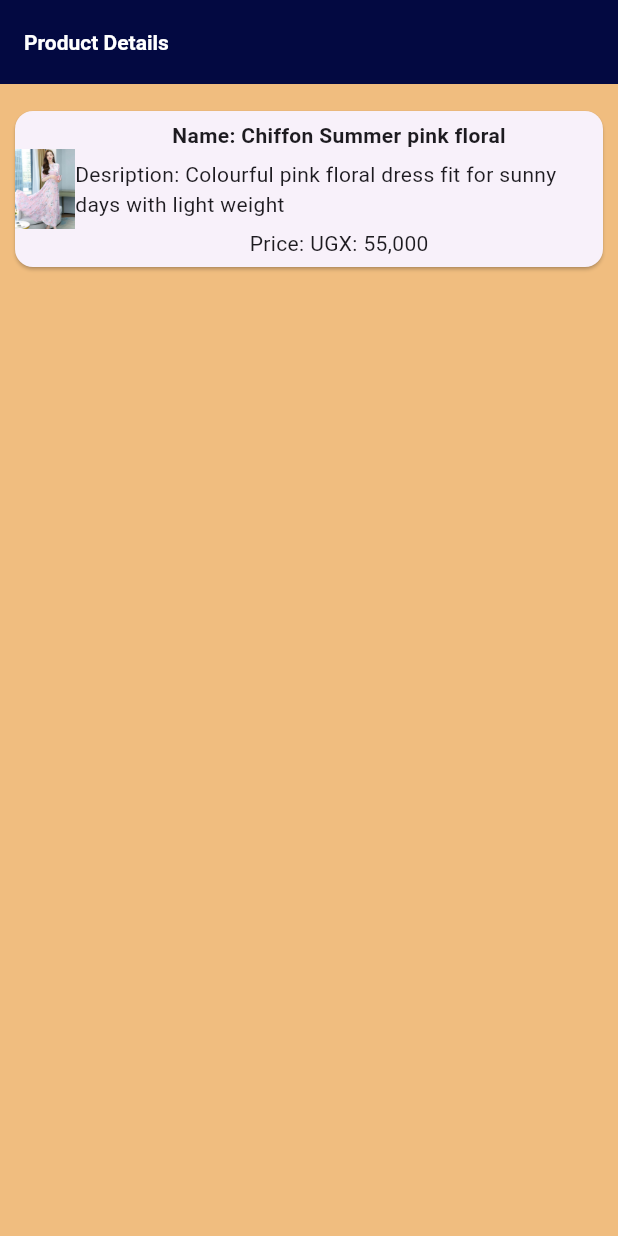
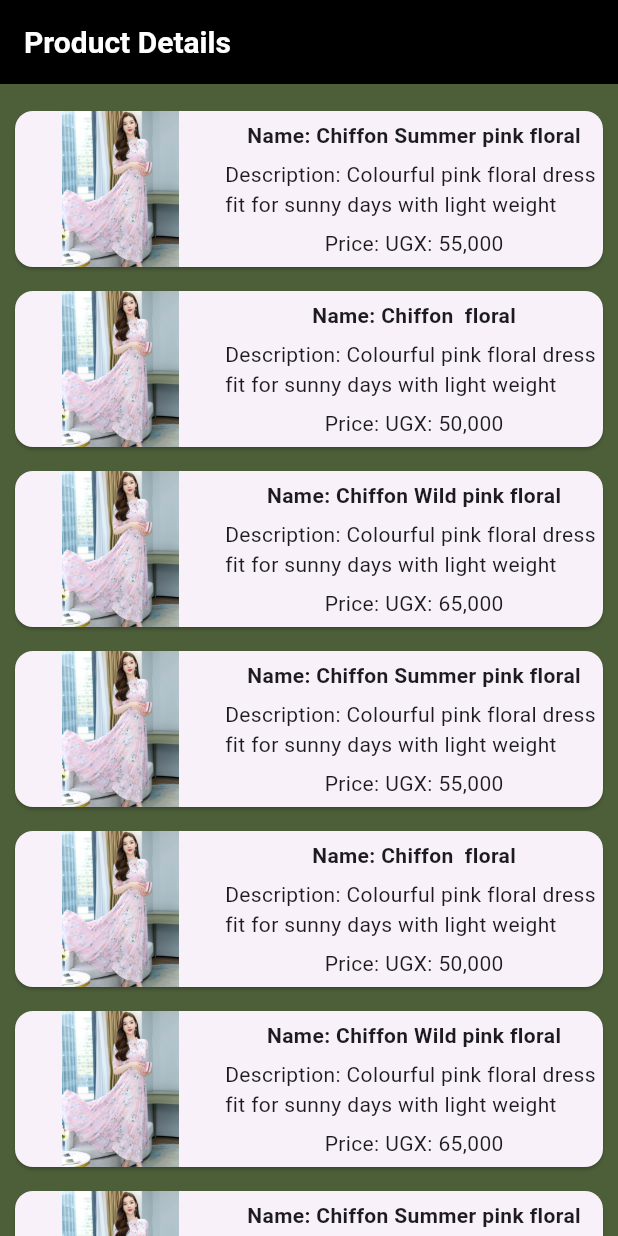
Before and after one commit to NoShadiah/DarDart_Flutter_Exercises, a Flutter app: the screen it shows after launch, on a phone screen of 412 x 824 dp. Run offline on Flutter 3.47's test engine with Material 2 defaults, Android fonts, the phone set to English and light mode, and no system bars; our stand-ins replace table_calendar.

Commit message:
flutter gestures

```diff
--- a/flutter_widgets/lib/main.dart
+++ b/flutter_widgets/lib/main.dart
@@ -13,21 +13,6 @@ class MyApp extends StatelessWidget {
     return MaterialApp(
       title: 'Flutter Demo',
       theme: ThemeData(
-        // This is the theme of your application.
-        //
-        // TRY THIS: Try running your application with "flutter run". You'll see
-        // the application has a blue toolbar. Then, without quitting the app,
-        // try changing the seedColor in the colorScheme below to Colors.green
-        // and then invoke "hot reload" (save your changes or press the "hot
-        // reload" button in a Flutter-supported IDE, or press "r" if you used
-        // the command line to start the app).
-        //
-        // Notice that the counter didn't reset back to zero; the application
-        // state is not lost during the reload. To reset the state, use hot
-        // restart instead.
-        //
-        // This works for code too, not just values: Most code changes can be
-        // tested with just a hot reload.
         colorScheme: ColorScheme.fromSeed(seedColor: Colors.deepPurple),
         useMaterial3: true,
       ),
@@ -43,11 +28,11 @@ class ProductDetailsPage extends StatelessWidget {
   @override
   Widget build(BuildContext context) {
     return Scaffold(
-        backgroundColor: const Color.fromARGB(255, 240, 189, 127),
+        backgroundColor: Color.fromARGB(255, 77, 95, 57),
         appBar: AppBar(
-          backgroundColor: const Color.fromARGB(255, 3, 9, 65),
-          titleTextStyle:
-              const TextStyle(color: Colors.white, fontWeight: FontWeight.bold),
+          backgroundColor: Color.fromARGB(255, 0, 0, 0),
+          titleTextStyle: const TextStyle(
+              color: Colors.white, fontWeight: FontWeight.bold, fontSize: 20),
           title: Text(title),
         ),
         body: ListView(
@@ -59,7 +44,55 @@ class ProductDetailsPage extends StatelessWidget {
                   description:
                       "Colourful pink floral dress fit for sunny days with light weight",
                   price: "UGX: 55,000",
-                  image: "dress1.jpg")
+                  image: "dress1.jpg"),
+              Product(
+                  name: "Chiffon  floral",
+                  description:
+                      "Colourful pink floral dress fit for sunny days with light weight",
+                  price: "UGX: 50,000",
+                  image: "dress1.jpg"),
+              Product(
+                  name: "Chiffon Wild pink floral",
+                  description:
+                      "Colourful pink floral dress fit for sunny days with light weight",
+                  price: "UGX: 65,000",
+                  image: "dress1.jpg"),
+              Product(
+                  name: "Chiffon Summer pink floral",
+                  description:
+                      "Colourful pink floral dress fit for sunny days with light weight",
+                  price: "UGX: 55,000",
+                  image: "dress1.jpg"),
+              Product(
+                  name: "Chiffon  floral",
+                  description:
+                      "Colourful pink floral dress fit for sunny days with light weight",
+                  price: "UGX: 50,000",
+                  image: "dress1.jpg"),
+              Product(
+                  name: "Chiffon Wild pink floral",
+                  description:
+                      "Colourful pink floral dress fit for sunny days with light weight",
+                  price: "UGX: 65,000",
+                  image: "dress1.jpg"),
+              Product(
+                  name: "Chiffon Summer pink floral",
+                  description:
+                      "Colourful pink floral dress fit for sunny days with light weight",
+                  price: "UGX: 55,000",
+                  image: "dress1.jpg"),
+              Product(
+                  name: "Chiffon  floral",
+                  description:
+                      "Colourful pink floral dress fit for sunny days with light weight",
+                  price: "UGX: 50,000",
+                  image: "dress1.jpg"),
+              Product(
+                  name: "Chiffon Wild pink floral",
+                  description:
+                      "Colourful pink floral dress fit for sunny days with light weight",
+                  price: "UGX: 65,000",
+                  image: "dress1.jpg"),
             ]));
   }
 }
@@ -82,22 +115,37 @@ class Product extends StatelessWidget {
     return Container(
         padding: EdgeInsets.all(4),
         height: 120,
+        child: GestureDetector(
+          onTap: () {
+            _showDialog(context);
+          },
           child: Card(
             child: Row(
                 mainAxisAlignment: MainAxisAlignment.spaceEvenly,
                 children: <Widget>[
-                Image.asset("assets/images/" + this.image, width: 40,),
+                  Image.asset(
+                    "assets/images/" + this.image,
+                    width: 140,
+                  ),
                   Expanded(
                     child: Container(
                         // padding: EdgeInsets.all(),
-                      child: Column(mainAxisAlignment: MainAxisAlignment.spaceEvenly, children: <Widget>[
+                        // textAlign: TextAlign.left,
+                        child: Column(
+                            mainAxisAlignment: MainAxisAlignment.spaceEvenly,
+                            children: <Widget>[
                           Text("Name: " + this.name,
                               style: TextStyle(fontWeight: FontWeight.bold)),
-                    Text("Desription: " + this.description),
+                          Text("Description: " + this.description),
                           Text("Price: " + this.price.toString()),
                         ])),
                   )
                 ]),
+          ),
         ));
   }
 }
+
+void _showDialog(BuildContext context) {
+
+}
```
Lines whose indentation alone changed are shown as unchanged.
